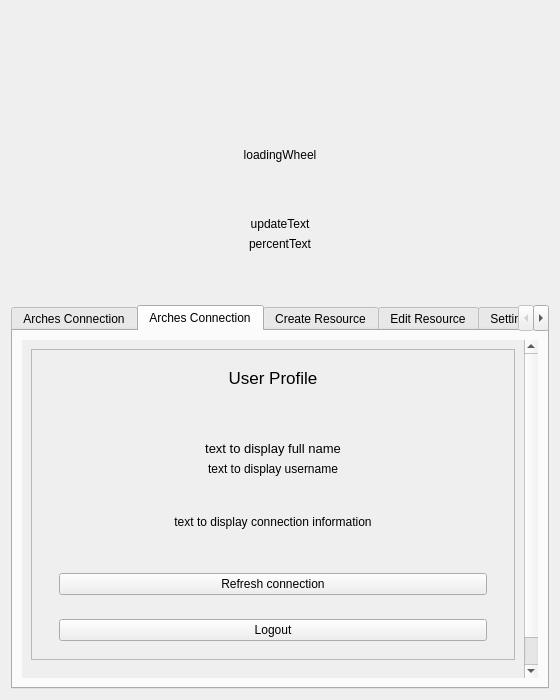
Above: arches_project/ui/arches_project_dialog_base.ui from archesproject/arches-qgis before the change. Below: the same form after it.
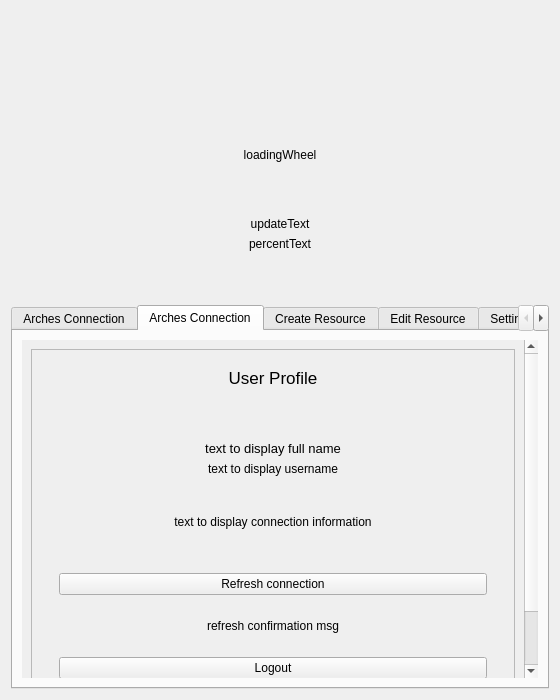
That is the form after the change. The open tabs and pages were chosen to show the change. Icons and pictures are not drawn. Custom widgets are drawn as their Qt base class.

```diff
--- a/arches_project/ui/arches_project_dialog_base.ui
+++ b/arches_project/ui/arches_project_dialog_base.ui
@@ -682,6 +682,28 @@
                 </layout>
                </widget>
               </item>
+              <item>
+               <widget class="QFrame" name="refreshConfirmFrame">
+                <property name="frameShape">
+                 <enum>QFrame::NoFrame</enum>
+                </property>
+                <property name="frameShadow">
+                 <enum>QFrame::Raised</enum>
+                </property>
+                <layout class="QHBoxLayout" name="horizontalLayout_7">
+                 <item>
+                  <widget class="QLabel" name="refreshConfirmMsg">
+                   <property name="text">
+                    <string>refresh confirmation msg</string>
+                   </property>
+                   <property name="alignment">
+                    <set>Qt::AlignCenter</set>
+                   </property>
+                  </widget>
+                 </item>
+                </layout>
+               </widget>
+              </item>
               <item>
                <widget class="QFrame" name="logoutFrame">
                 <property name="frameShape">
```
